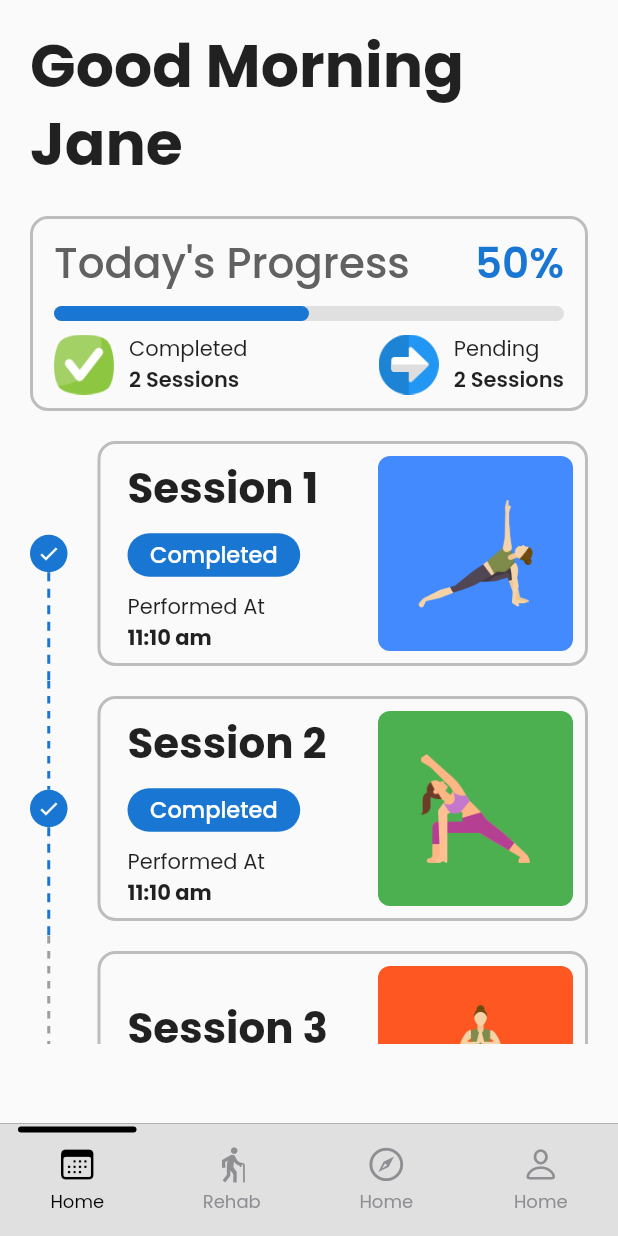
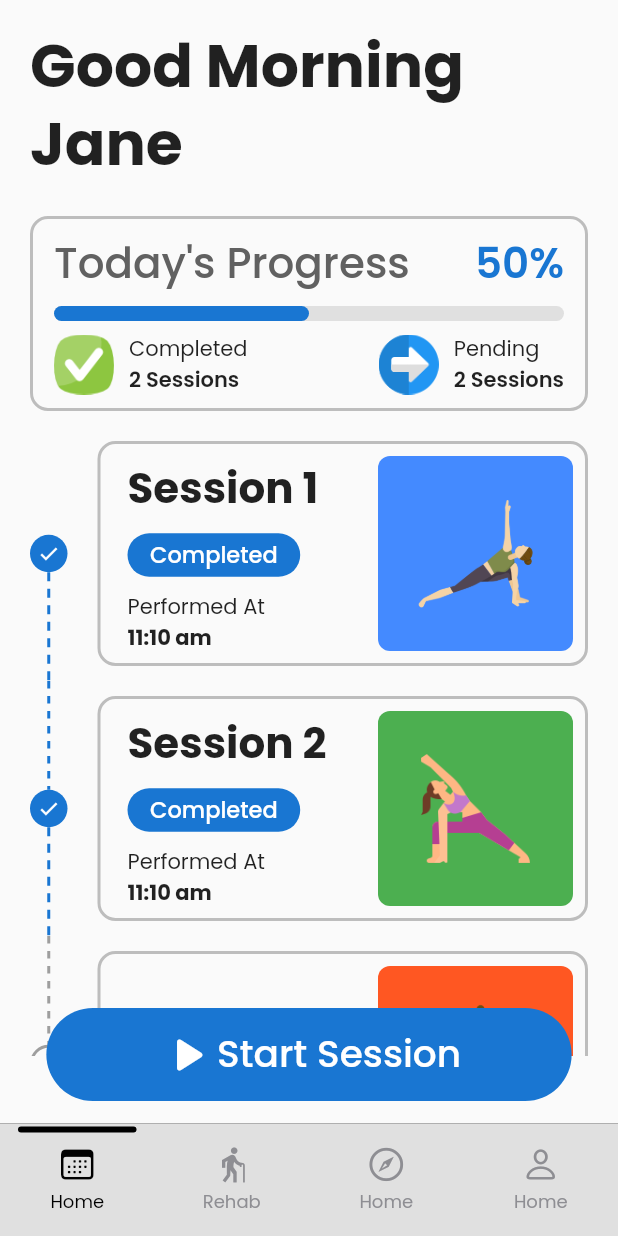
Before and after one commit to SP-XD/Yoga, a Flutter app: the screen it shows after launch, on a phone screen of 412 x 824 dp. Run offline on Flutter 3.47's test engine with Material 2 defaults, Android fonts, the phone set to English and light mode, and no system bars; drawn by our look-alikes of percent_indicator, persistent_bottom_nav_bar, timelines; our stand-ins replace device_preview, font_awesome_flutter, get, google_fonts.

Commit message:
feat: added floating start session button

```diff
--- a/lib/pages/home_page.dart
+++ b/lib/pages/home_page.dart
@@ -75,7 +75,7 @@ class _HomePageState extends State<HomePage> {
                   height: 10,
                 ),
                 SizedBox(
-                  height: Get.height * 0.5,
+                  height: Get.height * 0.51,
                   child: ListView.builder(
                       //* hardcoded
                       itemCount: 12,
@@ -91,6 +91,34 @@ class _HomePageState extends State<HomePage> {
                 )
               ],
             ),
+          ),
+        ),
+      ),
+      floatingActionButtonLocation: FloatingActionButtonLocation.centerDocked,
+      floatingActionButton: Padding(
+        padding: const EdgeInsets.only(bottom: 15),
+        child: TextButton(
+          onPressed: () {},
+          style: ButtonStyle(
+            shadowColor: MaterialStateProperty.all<Color>(Colors.black),
+            fixedSize:
+                MaterialStateProperty.all<Size>(Size(Get.width * 0.85, 62)),
+            padding: MaterialStateProperty.all<EdgeInsetsGeometry>(
+                const EdgeInsets.fromLTRB(0, 0, 0, 0)),
+            backgroundColor:
+                MaterialStateProperty.all<Color?>(Colors.blue.shade700),
+            shape: MaterialStateProperty.all<OutlinedBorder>(
+                const RoundedRectangleBorder(
+                    borderRadius: BorderRadius.all(Radius.circular(50)))),
+          ),
+          child: Row(
+            mainAxisAlignment: MainAxisAlignment.center,
+            crossAxisAlignment: CrossAxisAlignment.center,
+            children: [
+              Icon(Icons.play_arrow_rounded, size: 40, color: Colors.white),
+              const Text('Start Session',
+                  style: TextStyle(fontSize: 25, color: Colors.white))
+            ],
           ),
         ),
       ),
```
